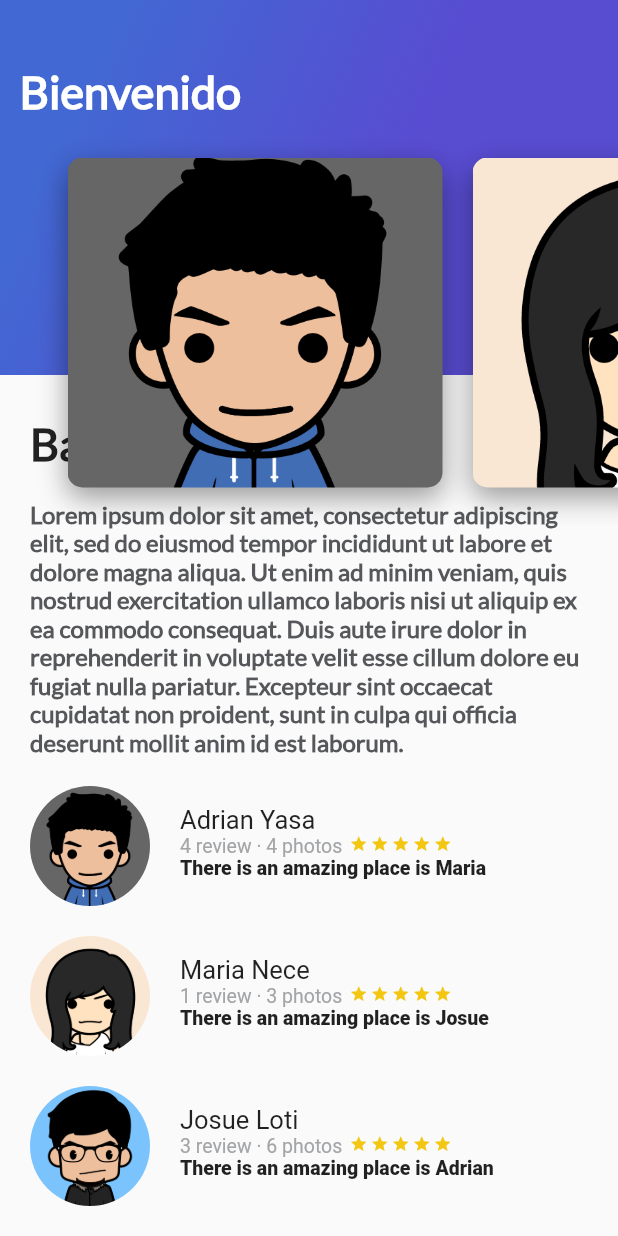
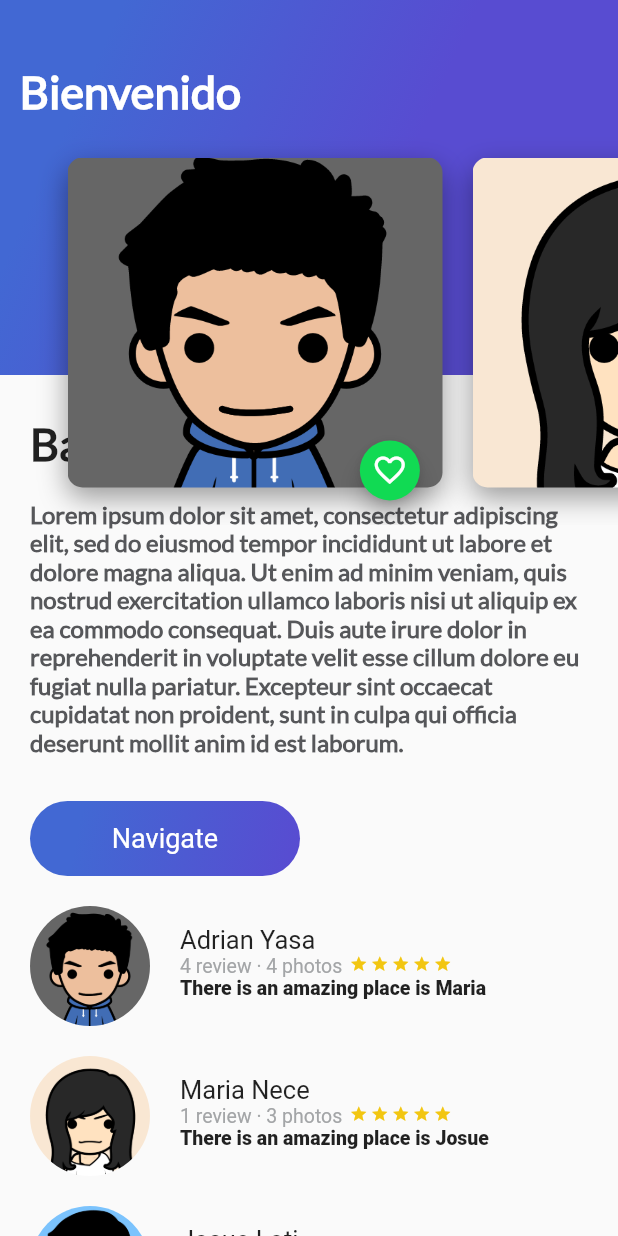
Before and after one commit to MartinVargasP/Trips, a Flutter app: the screen it shows after launch, scrolled down 43 dp, on a phone screen of 412 x 824 dp. Run offline on Flutter 3.47's test engine with Material 2 defaults, Android fonts, the phone set to English and light mode, and no system bars; Roboto replaces fonts that are missing (Late).

Commit message:
FloatingActionButton

```diff
--- /dev/null
+++ b/lib/button_purple.dart
@@ -0,0 +1,55 @@
+import 'package:flutter/material.dart';
+
+class ButtonPurple extends StatelessWidget{
+
+  String buttonText = 'Navigate';
+  ButtonPurple(this.buttonText);
+
+  @override
+  Widget build(BuildContext context) {
+    // TODO: implement build
+    return InkWell(
+      onTap: (){
+        Scaffold.of(context).showSnackBar(
+          SnackBar(
+              content: Text('Navegando')
+          )
+        );
+      },
+      child: Container(
+        margin: EdgeInsets.only(
+          top: 30.0,
+          left: 20.0,
+          right: 20.0
+        ),
+        height: 50.0,
+        width: 180.0,
+        decoration: BoxDecoration(
+          borderRadius: BorderRadius.circular(30.0),
+          gradient: LinearGradient(
+              colors: [
+                Color(0xFF4268D3),
+                Color(0xFF584CD1)
+              ],
+            begin: FractionalOffset(0.2, 0.0),
+            end: FractionalOffset(1.0, 0.6),
+            tileMode: TileMode.clamp
+          )
+        ),
+
+        child: Center(
+          child: Text(
+            buttonText,
+            style: TextStyle(
+              fontSize: 18.0,
+              fontFamily: 'Late',
+              color: Colors.white
+            ),
+          ),
+        ),
+
+      ),
+    );
+  }
+
+}
--- a/lib/card_image.dart
+++ b/lib/card_image.dart
@@ -1,4 +1,5 @@
 import 'package:flutter/material.dart';
+import 'floating_action_button_green.dart';
 
 class CardImage extends  StatelessWidget{
 
@@ -32,7 +33,13 @@ class CardImage extends  StatelessWidget{
       ),
     );
 
-    return card;
+    return Stack(
+      alignment: Alignment(0.9, 1.1),
+      children: <Widget>[
+        card,
+        FloatingActionButtonGreen()
+      ],
+    );
 
   }
 
--- a/lib/description_place.dart
+++ b/lib/description_place.dart
@@ -1,4 +1,5 @@
 import 'package:flutter/material.dart';
+import 'button_purple.dart';
 
 class DescriptionPLace extends StatelessWidget{
 
@@ -92,9 +93,11 @@ class DescriptionPLace extends StatelessWidget{
     );
 
     return Column(
+      crossAxisAlignment: CrossAxisAlignment.start,
       children: <Widget>[
         title_stars,
-        description
+        description,
+        ButtonPurple('Navigate')
       ],
     );
   }
--- /dev/null
+++ b/lib/floating_action_button_green.dart
@@ -0,0 +1,59 @@
+import 'package:flutter/material.dart';
+
+class FloatingActionButtonGreen extends StatefulWidget{
+
+  @override
+  State<StatefulWidget> createState() {
+    // TODO: implement createState
+    return _MyFloatingActionButtonGreen();
+  }
+
+}
+
+class _MyFloatingActionButtonGreen extends State<FloatingActionButtonGreen>{
+
+  bool iconstate = false;
+
+  Icon favorito = Icon(
+    Icons.favorite_border
+  );
+
+  @override
+  Widget build(BuildContext context) {
+
+    void onPressedFav(){
+      setState(() {
+        if(iconstate == false){
+          favorito = Icon(
+              Icons.favorite
+          );
+          Scaffold.of(context).showSnackBar(
+              SnackBar(
+                  content: Text('Agregaste a tus Favoritos')
+              )
+          );
+          iconstate = true;
+        }else{
+          favorito = Icon(
+              Icons.favorite_border
+          );
+          Scaffold.of(context).showSnackBar(
+              SnackBar(
+                  content: Text('Eliminaste de tus Favoritos')
+              )
+          );
+          iconstate = false;
+        }
+      });
+    }
+
+    return  FloatingActionButton(
+      backgroundColor: Color(0xFF11DA53),
+      mini: true,
+      tooltip: 'Fav',
+      onPressed: onPressedFav,
+      child: favorito
+    );
+  }
+
+}
```
Also changed, not shown: lib/button.dart (deleted).
